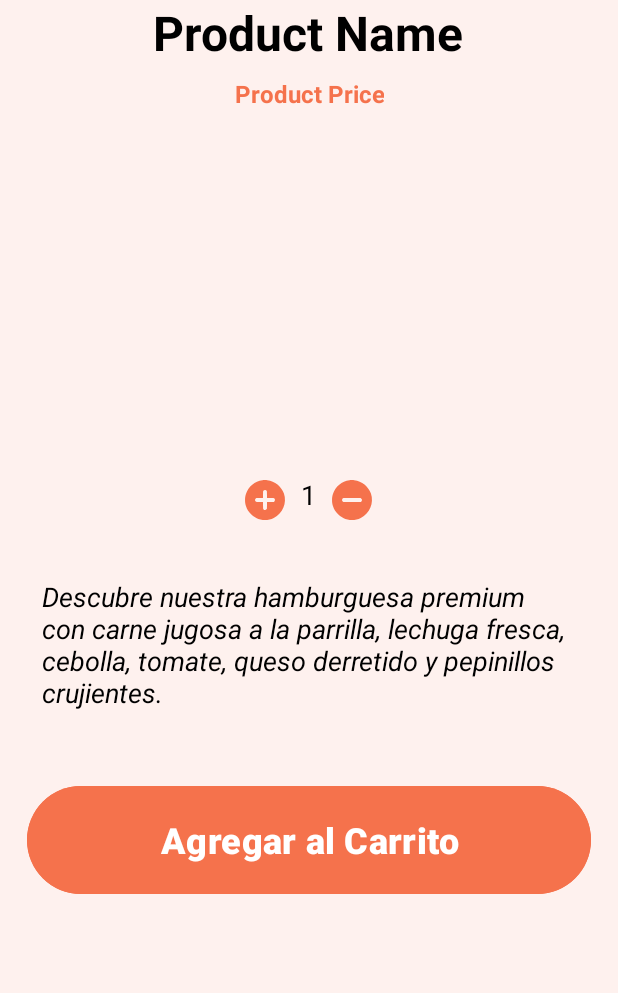
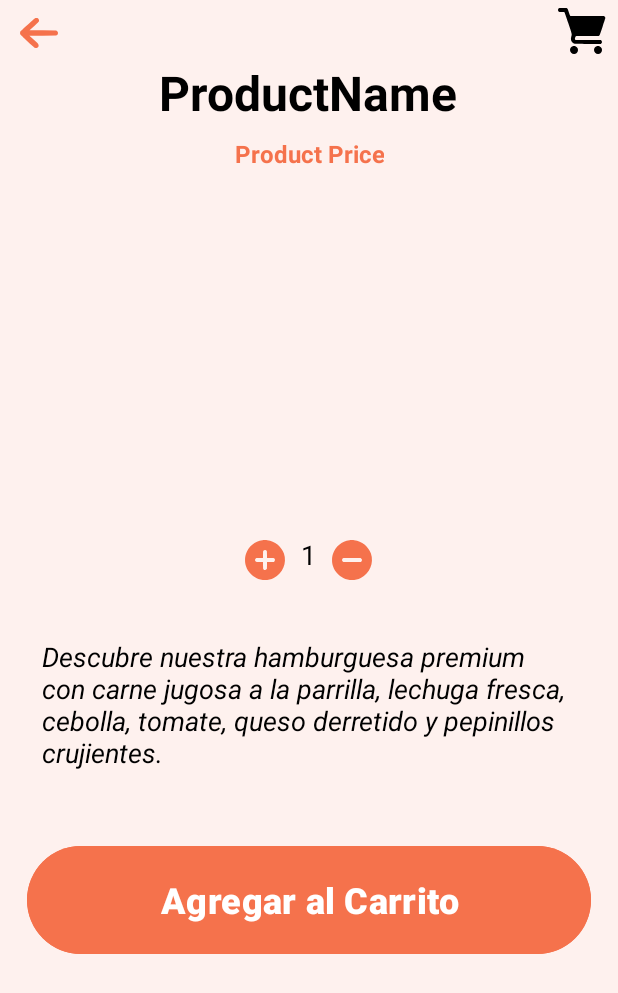
Before and after one commit to JoseTorres2022/Tienda-Pedidos-Trilce, an Android app: the fragment DetalleProductoFragment shown on its own in the app's theme, on a phone screen of 412 x 824 dp. Shown: the top 993 px of the screen. Run offline under Robolectric (Android 15) with nearby library versions, the phone set to English and light mode, and no system bars.

Commit message:
detalleProducto en Fragmento 3

```diff
--- /dev/null
+++ b/app/src/main/res/drawable/ic_cart.xml
@@ -0,0 +1,18 @@
+<vector xmlns:android="http://schemas.android.com/apk/res/android"
+    android:width="512dp"
+    android:height="512dp"
+    android:viewportWidth="512"
+    android:viewportHeight="512">
+  <path
+      android:pathData="M16.2,22c-5.7,1.3 -10.8,5.5 -13.6,11.1 -4.4,8.9 -3.1,17.5 3.7,24.3 6.1,6 9.1,6.6 34.2,6.6 23.7,-0 26.7,0.6 30.4,5.9 1,1.4 18.3,52.1 38.5,112.6 42.7,128.4 39.6,114.6 32.5,142.7 -6.4,25.4 -5.6,37.8 3.6,53.3 7,11.8 21.9,22.8 34.7,25.4 3.7,0.8 45.9,1 140.4,0.9l135.1,-0.3 3.9,-2.7c2.1,-1.5 5,-4.4 6.4,-6.5 2.1,-3.1 2.5,-4.8 2.5,-11.3 0,-6.7 -0.3,-8.1 -2.7,-11.6 -1.5,-2.1 -4.4,-5 -6.5,-6.4l-3.7,-2.5 -134,-0.5c-145.8,-0.5 -136.5,-0.1 -140,-6.1 -2.2,-3.7 -2,-6.3 1,-18.2 2.9,-11.5 4.1,-14 8.7,-16.7 3.1,-1.9 6,-2 120.6,-2 90,-0 118.3,-0.3 121.5,-1.2 2.3,-0.7 5.9,-3 8.2,-5.4 4.1,-4 4.5,-5.3 33.8,-93 16.3,-48.9 29.6,-90.2 29.6,-91.8 0,-8 -5.4,-16.5 -12.4,-19.7 -3.9,-1.8 -11,-1.9 -178.6,-1.9 -115.3,-0 -175.7,-0.4 -178.2,-1 -7.1,-2 -8.7,-5.1 -20.4,-40.5 -9.7,-29.1 -11.3,-33.2 -14.7,-37.1 -6.2,-7.1 -8.4,-7.4 -47.6,-7.3 -18.5,0.1 -35.1,0.5 -36.9,0.9z"
+      android:fillColor="@color/black"
+      android:strokeColor="#00000000"/>
+  <path
+      android:pathData="M157,429c-16.5,6.1 -27.3,20 -28.7,37.1 -2.1,25.4 20.2,47.7 45.6,45.6 17.6,-1.5 32.2,-13.2 37.5,-30.2 2.8,-8.8 1.9,-21.1 -2.1,-29.7 -4.4,-9.3 -10.9,-16 -20.1,-20.5 -6.8,-3.4 -8.3,-3.8 -17.1,-4 -7.7,-0.3 -10.7,0.1 -15.1,1.7z"
+      android:fillColor="@color/black"
+      android:strokeColor="#00000000"/>
+  <path
+      android:pathData="M413,429c-16.5,6.1 -27.3,20 -28.7,37.1 -2.1,25.4 20.2,47.7 45.6,45.6 17.6,-1.5 32.2,-13.2 37.5,-30.2 2.8,-8.8 1.9,-21.1 -2.1,-29.7 -4.4,-9.3 -10.9,-16 -20.1,-20.5 -6.8,-3.4 -8.3,-3.8 -17.1,-4 -7.7,-0.3 -10.7,0.1 -15.1,1.7z"
+      android:fillColor="@color/black"
+      android:strokeColor="#00000000"/>
+</vector>
--- /dev/null
+++ b/app/src/main/res/drawable/ic_left_arrow.xml
@@ -0,0 +1,10 @@
+<vector xmlns:android="http://schemas.android.com/apk/res/android"
+    android:width="512dp"
+    android:height="512dp"
+    android:viewportWidth="512"
+    android:viewportHeight="512">
+  <path
+      android:pathData="M221.5,114.9c-2.4,1 -30,25.3 -67.5,59.1 -75,67.6 -73.7,66.4 -76.1,71.5 -2.5,5.4 -2.5,15.6 0,21.2 2.6,5.7 132.7,126.7 139.9,130 6.4,3.1 14.1,3 20.7,-0.1 14.5,-6.7 18.9,-24.6 9.2,-37.3 -1.8,-2.3 -21.1,-20.7 -43.1,-41l-39.8,-36.8 126.8,-0.5 126.9,-0.5 4,-2.2c9,-4.8 13.5,-12.3 13.5,-22.3 0,-10 -4.5,-17.5 -13.5,-22.3l-4,-2.2 -126.2,-0.5 -126.2,-0.5 42.8,-38.6c47.4,-42.9 47.1,-42.5 47.1,-54.1 -0.1,-10.3 -5.4,-18.8 -14.5,-22.9 -5.3,-2.4 -14.7,-2.4 -20,-0z"
+      android:fillColor="@color/orange_color"
+      android:strokeColor="#00000000"/>
+</vector>
--- a/app/src/main/res/layout/fragment_detalle_producto.xml
+++ b/app/src/main/res/layout/fragment_detalle_producto.xml
@@ -9,16 +9,40 @@
 
     <LinearLayout
         android:layout_width="match_parent"
+        android:layout_height="match_parent"
+        android:orientation="horizontal">
+
+        <ImageView
+            android:id="@+id/img_back_button"
+            android:layout_marginTop="4dp"
+            android:layout_width="36dp"
+            android:layout_height="36dp"
+            android:layout_marginStart="8dp"
+            android:src="@drawable/ic_left_arrow" />
+
+        <ImageView
+            android:layout_marginStart="328dp"
+            android:layout_marginTop="4dp"
+            android:id="@+id/img_cart"
+            android:layout_width="32dp"
+            android:layout_height="32dp"
+            android:src="@drawable/ic_cart" />
+
+    </LinearLayout>
+
+
+    <LinearLayout
+        android:layout_width="match_parent"
         android:layout_height="wrap_content"
+        android:layout_marginTop="40dp"
         android:gravity="center"
         android:orientation="vertical">
-
         <TextView
             android:id="@+id/txt_product_name"
             android:layout_width="wrap_content"
             android:layout_height="wrap_content"
             android:paddingBottom="8dp"
-            android:text="Product Name"
+            android:text="@string/name_product"
             android:textColor="@color/black"
             android:textSize="32sp"
             android:textStyle="bold" />
--- a/app/src/main/res/values/strings.xml
+++ b/app/src/main/res/values/strings.xml
@@ -6,4 +6,5 @@
     <string name="formulary_title">Registrarse</string>
     <!-- TODO: Remove or change this placeholder text -->
     <string name="hello_blank_fragment">Hello blank fragment</string>
+    <string name="name_product">&quot;ProductName&quot;</string>
 </resources>
```
